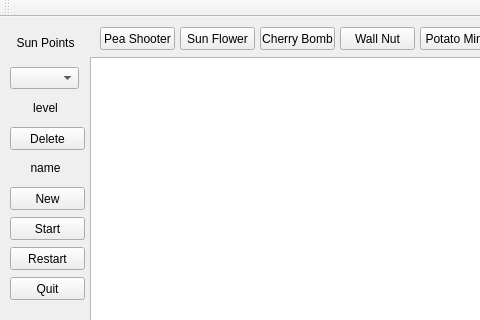
First picture: the form in mainwindow.ui, repository nelsonong/pvz, before the edit; both pictures show x 0 to 480 and y 0 to 320 of the 758 by 419 pixel window.
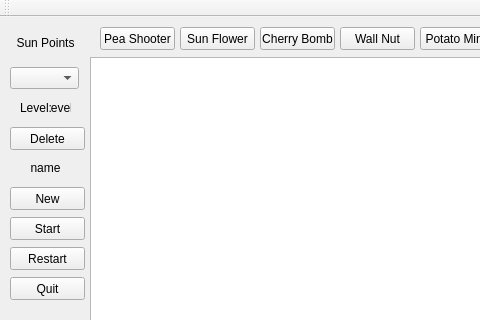
Second picture: the form after the edit.

Patch:
```diff
--- a/mainwindow.ui
+++ b/mainwindow.ui
@@ -206,9 +206,9 @@
    <widget class="QLabel" name="levelLabel">
     <property name="geometry">
      <rect>
-      <x>10</x>
+      <x>50</x>
       <y>80</y>
-      <width>71</width>
+      <width>21</width>
       <height>21</height>
      </rect>
     </property>
@@ -254,6 +254,19 @@
      <set>Qt::AlignCenter</set>
     </property>
    </widget>
+   <widget class="QLabel" name="label">
+    <property name="geometry">
+     <rect>
+      <x>20</x>
+      <y>80</y>
+      <width>31</width>
+      <height>21</height>
+     </rect>
+    </property>
+    <property name="text">
+     <string>Level:</string>
+    </property>
+   </widget>
   </widget>
   <widget class="QMenuBar" name="menuBar">
    <property name="geometry">
```
